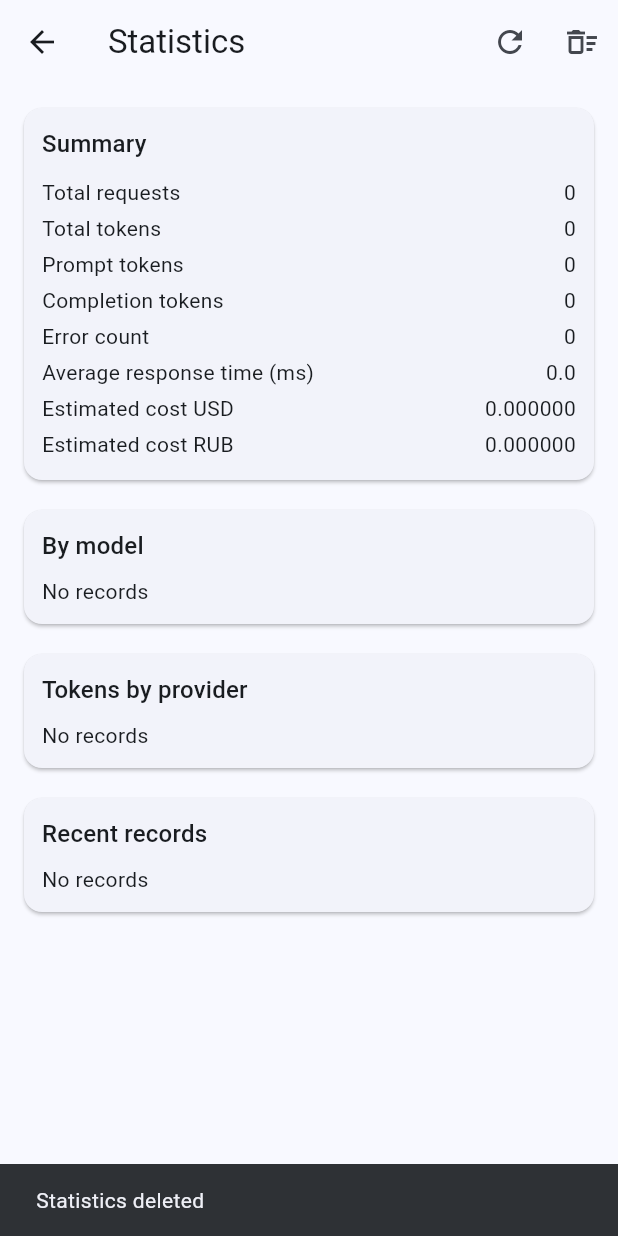
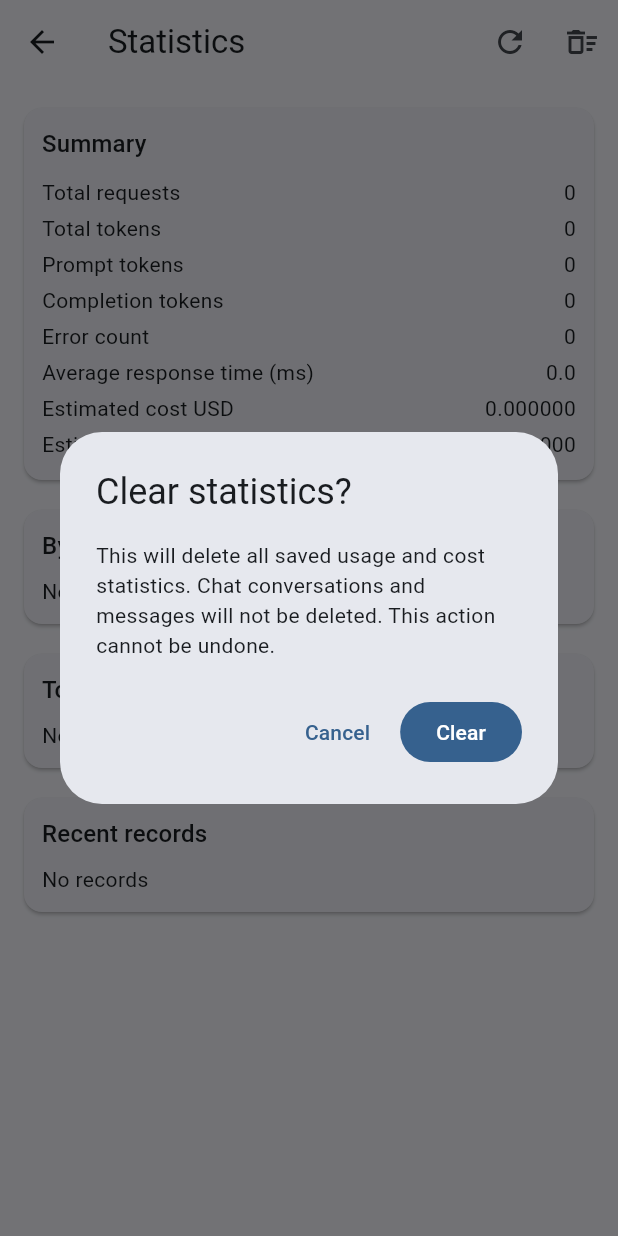
Before and after one commit to iM1k33/Ai_Chat_Cline, a Flutter app: the StatisticsScreen screen opened directly with empty values, after a tap on the "delete sweep" icon, on a phone screen of 412 x 824 dp. Run offline on Flutter 3.47's test engine with Material 3 defaults, Android fonts, the phone set to English and light mode, and no system bars; our stand-ins replace flutter_secure_storage, shared_preferences, sqflite, sqflite_common_ffi; missing offline and left inert: file_selector; accounts and stored records are empty.

Commit message:
Fix statistics clear safety

```diff
--- a/lib/features/statistics/ui/statistics_screen.dart
+++ b/lib/features/statistics/ui/statistics_screen.dart
@@ -32,6 +32,32 @@ class _StatisticsScreenState extends State<StatisticsScreen> {
     return value.toStringAsFixed(1);
   }
 
+  Future<bool> _showClearStatisticsConfirmation() async {
+    final bool? confirmed = await showDialog<bool>(
+      context: context,
+      builder: (BuildContext context) {
+        return AlertDialog(
+          title: const Text('Clear statistics?'),
+          content: const Text(
+            'This will delete all saved usage and cost statistics. Chat conversations and messages will not be deleted. This action cannot be undone.',
+          ),
+          actions: <Widget>[
+            TextButton(
+              onPressed: () => Navigator.of(context).pop(false),
+              child: const Text('Cancel'),
+            ),
+            FilledButton(
+              onPressed: () => Navigator.of(context).pop(true),
+              child: const Text('Clear'),
+            ),
+          ],
+        );
+      },
+    );
+
+    return confirmed ?? false;
+  }
+
   @override
   Widget build(BuildContext context) {
     return AnimatedBuilder(
@@ -60,6 +86,12 @@ class _StatisticsScreenState extends State<StatisticsScreen> {
                 onPressed: controller.isLoading
                     ? null
                     : () async {
+                        final bool confirmed =
+                            await _showClearStatisticsConfirmation();
+                        if (!confirmed) {
+                          return;
+                        }
+
                         await controller.deleteAllStatistics();
                         if (context.mounted && controller.error == null) {
                           ScaffoldMessenger.of(context).showSnackBar(
```
Also changed, not shown: lib/app/app.dart (+39 -5 lines), lib/features/chat/ui/chat_screen.dart (+36 -0 lines), 1 other file.
